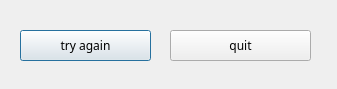
Above: QNoHardwareDialog.ui from Lordyphon2021/LordyLink-online-firmware-updater before the change. Below: the same form after it.
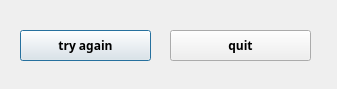
That is the form after the change.

What changed in the file:
```diff
--- a/QNoHardwareDialog.ui
+++ b/QNoHardwareDialog.ui
@@ -25,6 +25,8 @@
    <property name="font">
     <font>
      <family>Lucida Sans Typewriter</family>
+     <weight>75</weight>
+     <bold>true</bold>
     </font>
    </property>
    <property name="text">
@@ -43,6 +45,8 @@
    <property name="font">
     <font>
      <family>Lucida Sans Typewriter</family>
+     <weight>75</weight>
+     <bold>true</bold>
     </font>
    </property>
    <property name="text">
```
